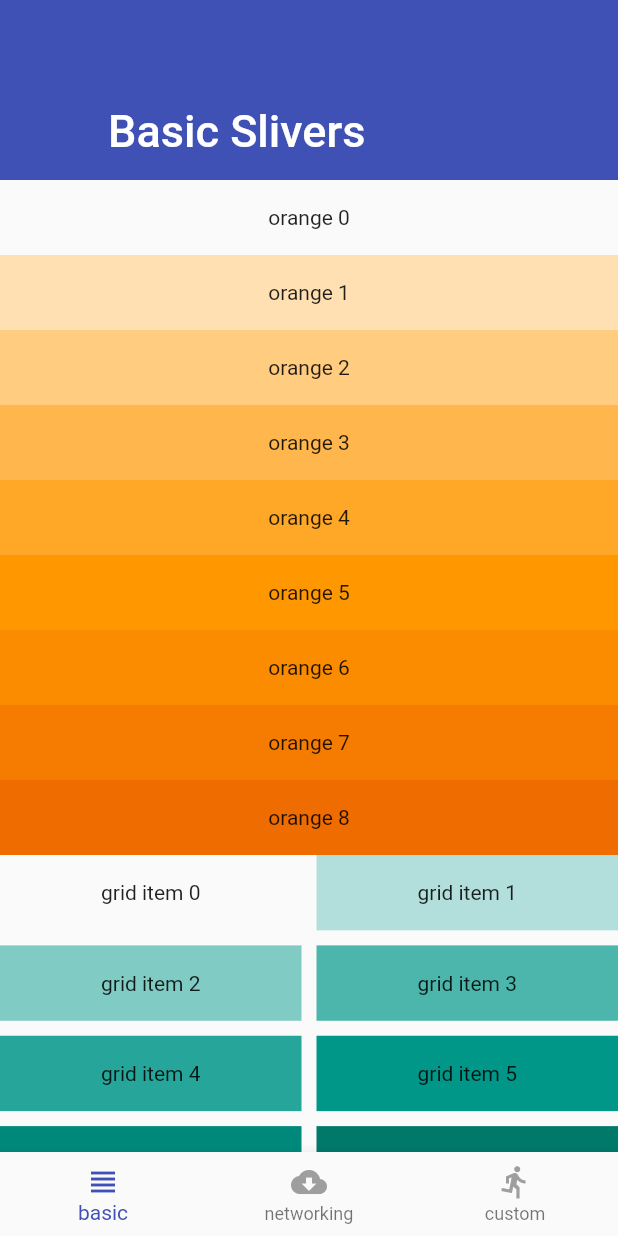
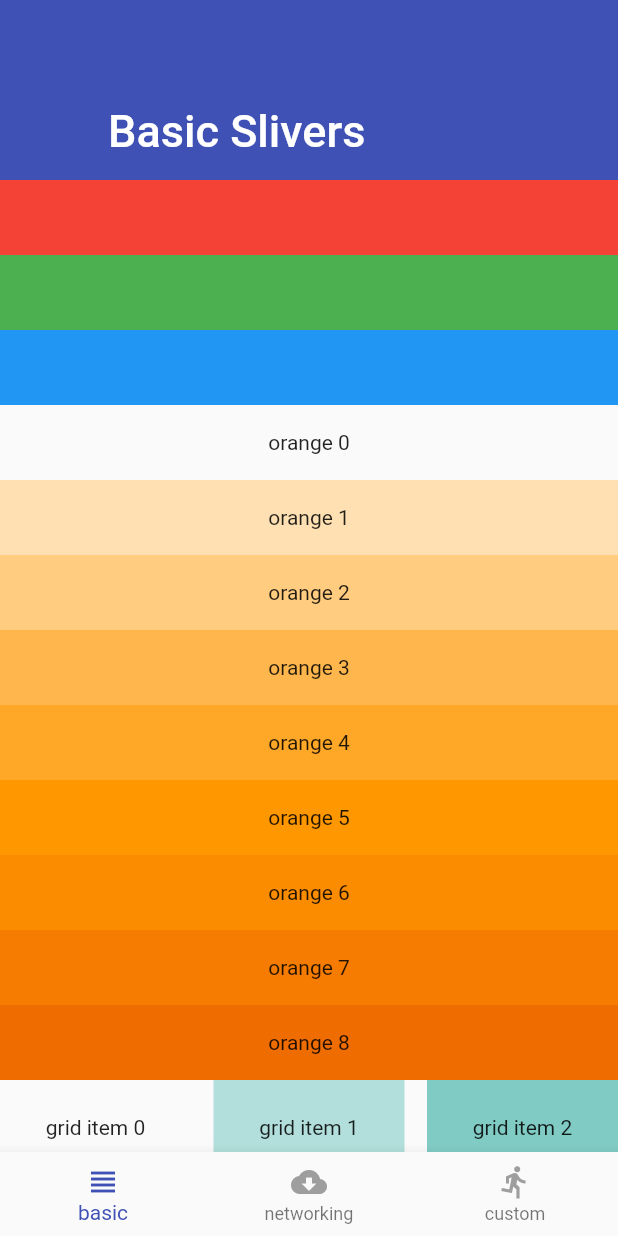
Before and after one commit to bizz84/slivers_demo_flutter, a Flutter app: the screen it shows after launch, on a phone screen of 412 x 824 dp. Run offline on Flutter 3.47's test engine with Material 2 defaults, Android fonts, the phone set to English and light mode, and no system bars.

Commit message:
Update SliversBasicPage

```diff
--- a/lib/pages/slivers_basic_page.dart
+++ b/lib/pages/slivers_basic_page.dart
@@ -13,14 +13,14 @@ class SliversBasicPage extends StatelessWidget {
             title: Text('Basic Slivers'),
           ),
         ),
-        // SliverFixedExtentList(
-        //   itemExtent: 50.0,
-        //   delegate: SliverChildListDelegate([
-        //     Container(color: Colors.red),
-        //     Container(color: Colors.green),
-        //     Container(color: Colors.blue),
-        //   ]),
-        // ),
+        SliverFixedExtentList(
+          itemExtent: 50,
+          delegate: SliverChildListDelegate([
+            Container(color: Colors.red),
+            Container(color: Colors.green),
+            Container(color: Colors.blue),
+          ]),
+        ),
         SliverList(
           delegate: SliverChildBuilderDelegate(
             (context, index) {
@@ -34,26 +34,7 @@ class SliversBasicPage extends StatelessWidget {
             childCount: 9,
           ),
         ),
-        // SliverToBoxAdapter(
-        //   child: Container(
-        //     color: Colors.yellow,
-        //     padding: const EdgeInsets.all(8.0),
-        //     child: Text('Grid Header', style: TextStyle(fontSize: 24)),
-        //   ),
-        // ),
         SliverGrid(
-          gridDelegate: SliverGridDelegateWithMaxCrossAxisExtent(
-            maxCrossAxisExtent: 200.0,
-            mainAxisSpacing: 10.0,
-            crossAxisSpacing: 10.0,
-            childAspectRatio: 4.0,
-          ),
-          // gridDelegate: SliverGridDelegateWithFixedCrossAxisCount(
-          //   crossAxisCount: 3,
-          //   mainAxisSpacing: 10,
-          //   crossAxisSpacing: 10,
-          //   childAspectRatio: 4.0,
-          // ),
           delegate: SliverChildBuilderDelegate(
             (context, index) {
               return Container(
@@ -64,35 +45,54 @@ class SliversBasicPage extends StatelessWidget {
             },
             childCount: 30,
           ),
+          // gridDelegate: SliverGridDelegateWithMaxCrossAxisExtent(
+          //   maxCrossAxisExtent: 200.0,
+          //   mainAxisSpacing: 10.0,
+          //   crossAxisSpacing: 10.0,
+          //   childAspectRatio: 4.0,
+          // ),
+          gridDelegate: SliverGridDelegateWithFixedCrossAxisCount(
+            crossAxisCount: 3,
+            mainAxisSpacing: 15,
+            crossAxisSpacing: 15,
+            childAspectRatio: 2.0,
+          ),
         ),
-        // SliverGrid.count(
-        //   crossAxisCount: 3,
-        //   mainAxisSpacing: 10.0,
-        //   crossAxisSpacing: 10.0,
-        //   childAspectRatio: 4.0,
-        //   children: <Widget>[
-        //     Container(color: Colors.red),
-        //     Container(color: Colors.green),
-        //     Container(color: Colors.blue),
-        //     Container(color: Colors.red),
-        //     Container(color: Colors.green),
-        //     Container(color: Colors.blue),
-        //   ],
-        // ),
-        // SliverGrid.extent(
-        //   maxCrossAxisExtent: 200,
-        //   mainAxisSpacing: 10.0,
-        //   crossAxisSpacing: 10.0,
-        //   childAspectRatio: 4.0,
-        //   children: <Widget>[
-        //     Container(color: Colors.pink),
-        //     Container(color: Colors.indigo),
-        //     Container(color: Colors.orange),
-        //     Container(color: Colors.pink),
-        //     Container(color: Colors.indigo),
-        //     Container(color: Colors.orange),
-        //   ],
-        // ),
+        SliverToBoxAdapter(
+          child: Container(
+            color: Colors.yellow,
+            padding: const EdgeInsets.all(8.0),
+            child: Text('Grid Header', style: TextStyle(fontSize: 24)),
+          ),
+        ),
+        SliverGrid.count(
+          crossAxisCount: 3,
+          mainAxisSpacing: 10.0,
+          crossAxisSpacing: 10.0,
+          childAspectRatio: 4.0,
+          children: <Widget>[
+            Container(color: Colors.red),
+            Container(color: Colors.green),
+            Container(color: Colors.blue),
+            Container(color: Colors.red),
+            Container(color: Colors.green),
+            Container(color: Colors.blue),
+          ],
+        ),
+        SliverGrid.extent(
+          maxCrossAxisExtent: 200,
+          mainAxisSpacing: 10.0,
+          crossAxisSpacing: 10.0,
+          childAspectRatio: 4.0,
+          children: <Widget>[
+            Container(color: Colors.pink),
+            Container(color: Colors.indigo),
+            Container(color: Colors.orange),
+            Container(color: Colors.pink),
+            Container(color: Colors.indigo),
+            Container(color: Colors.orange),
+          ],
+        ),
       ],
     );
   }
```
